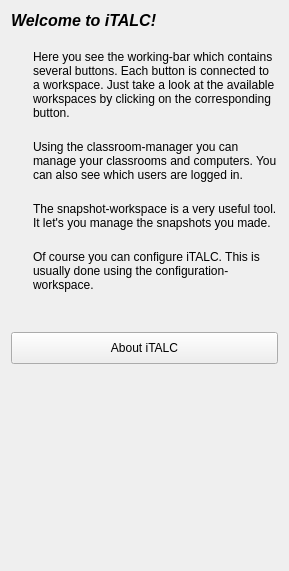
First picture: the form in master/dialogs/Overview.ui, repository veyon/veyon, before the edit.
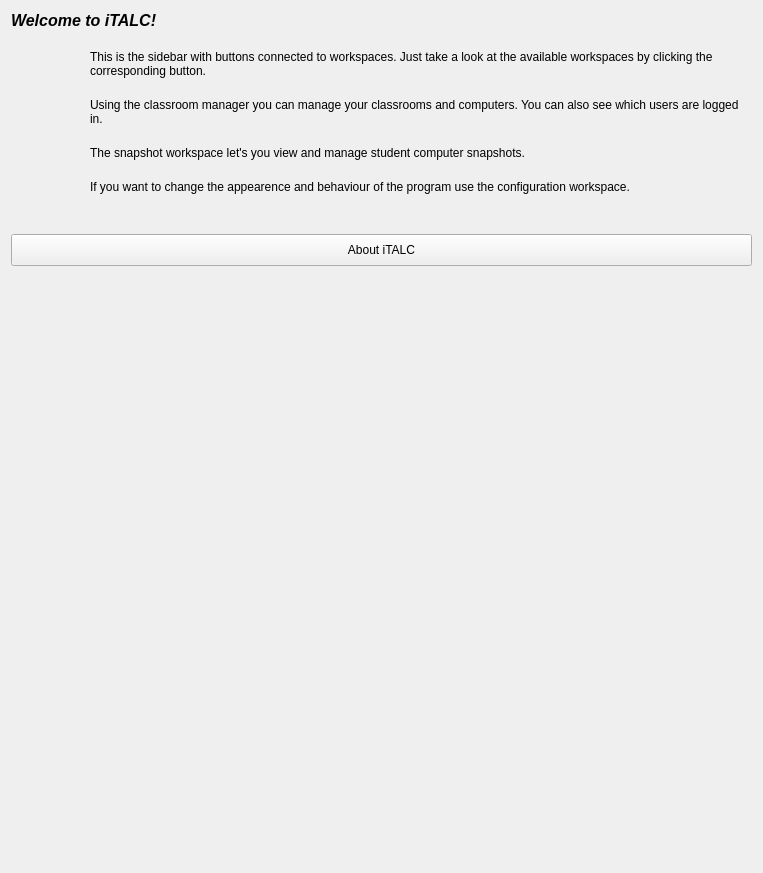
Second picture: the form after the edit. Icons and pictures are not drawn.

```diff
--- a/master/dialogs/Overview.ui
+++ b/master/dialogs/Overview.ui
@@ -6,8 +6,8 @@
    <rect>
     <x>0</x>
     <y>0</y>
-    <width>289</width>
-    <height>571</height>
+    <width>763</width>
+    <height>873</height>
    </rect>
   </property>
   <layout class="QVBoxLayout" name="verticalLayout">
@@ -60,7 +60,7 @@
      <item>
       <widget class="QLabel" name="label1">
        <property name="text">
-        <string>Here you see the working-bar which contains several buttons. Each button is connected to a workspace. Just take a look at the available workspaces by clicking on the corresponding button.</string>
+        <string>This is the sidebar with buttons connected to workspaces. Just take a look at the available workspaces by clicking the corresponding button.</string>
        </property>
        <property name="wordWrap">
         <bool>true</bool>
@@ -105,7 +105,7 @@
      <item>
       <widget class="QLabel" name="label2">
        <property name="text">
-        <string>Using the classroom-manager you can manage your classrooms and computers. You can also see which users are logged in.</string>
+        <string>Using the classroom manager you can manage your classrooms and computers. You can also see which users are logged in.</string>
        </property>
        <property name="wordWrap">
         <bool>true</bool>
@@ -150,7 +150,7 @@
      <item>
       <widget class="QLabel" name="label4">
        <property name="text">
-        <string>The snapshot-workspace is a very useful tool. It let's you manage the snapshots you made.</string>
+        <string>The snapshot workspace let's you view and manage student computer snapshots.</string>
        </property>
        <property name="wordWrap">
         <bool>true</bool>
@@ -195,7 +195,7 @@
      <item>
       <widget class="QLabel" name="label5">
        <property name="text">
-        <string>Of course you can configure iTALC. This is usually done using the configuration-workspace.</string>
+        <string>If you want to change the appearence and behaviour of the program use the configuration workspace.</string>
        </property>
        <property name="wordWrap">
         <bool>true</bool>
```
